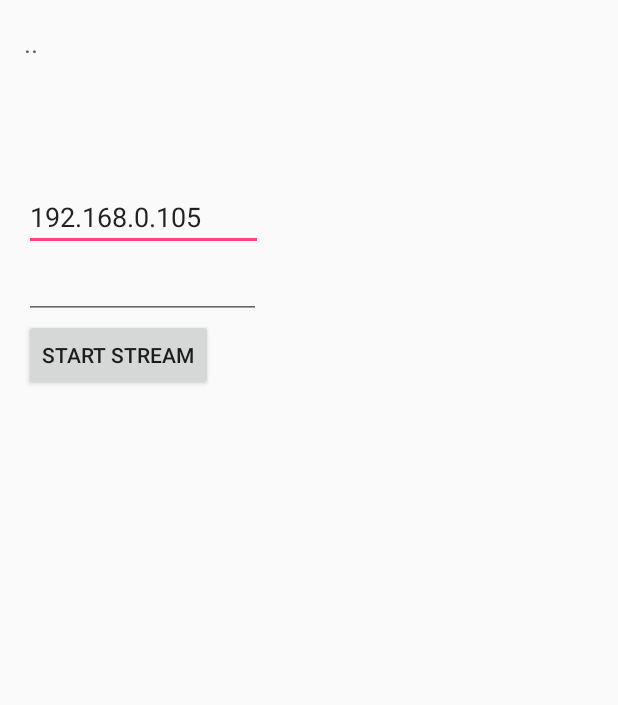
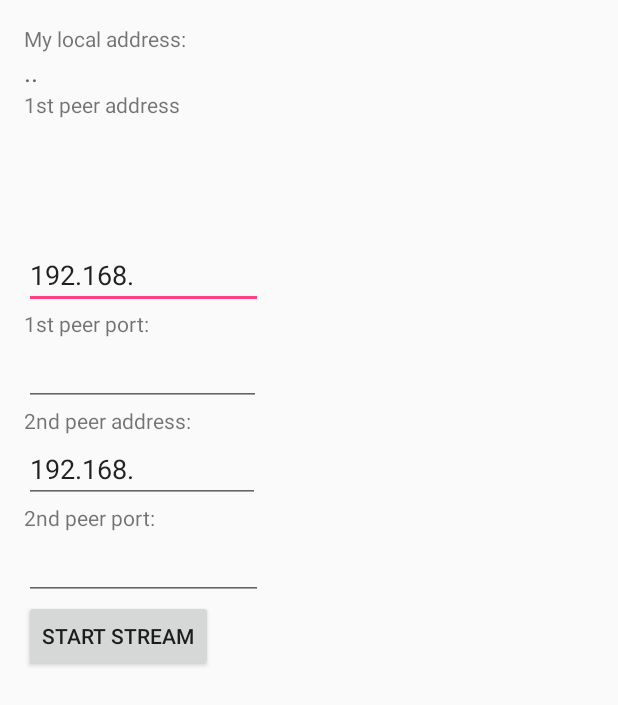
Before and after one commit to JovanRis/wifiRadio, an Android app: the screen it shows after launch (MainActivity), after a tap on "START STREAM", on a phone screen of 412 x 824 dp. Shown: the top 705 px of the screen. Run offline under Robolectric (Android 15) with nearby library versions, the phone set to English and light mode, and no system bars; libraries missing offline, so code that uses them is left out: android.net.rtp; 11 statements that could not run were skipped.

Commit message:
added second peer

```diff
--- a/app/src/main/java/com/example/jovan/audiogrouptest/MainActivity.java
+++ b/app/src/main/java/com/example/jovan/audiogrouptest/MainActivity.java
@@ -51,7 +51,10 @@ public class MainActivity extends Activity {
         final TextView localIP = (TextView) findViewById(R.id.txtView_LocalAddress);
         final EditText destAddress = (EditText) findViewById(R.id.txtEdit_destinationAddress);
         final EditText destPort = (EditText) findViewById(R.id.editText_destinationPort);
-        destAddress.setText("192.168.0.105");
+        final EditText destAddress2 = (EditText) findViewById(R.id.txtEdit_destAddress2);
+        final EditText destPort2 = (EditText) findViewById(R.id.txtEdit_destPort2);
+        destAddress.setText("192.168.");
+        destAddress2.setText("192.168.");
         String viewstring = "";
         for(int i=0;i<2;i++){
             viewstring += 256+adresa[i];
@@ -80,9 +83,25 @@ public class MainActivity extends Activity {
                     byteAddress[i] = (byte) Integer.parseInt(parts[i]);
                 }
                 int port = Integer.parseInt(destPort.getText().toString());
-                startStream(byteAddress,port);
-                byte[] testaddr = new byte[]{(byte)192, (byte)168, (byte)0, (byte)105 };
-                startStream(testaddr,22222);
+
+                int port2 =0;
+                byte[] byteAddress2 = new byte[4];
+                try {
+
+                String address2 = destAddress2.getText().toString();
+                String[] parts2 = address2.split("\\.");
+                byteAddress2 = new byte[4];
+                for(int i=0;i<parts2.length;i++){
+                    byteAddress2[i] = (byte) Integer.parseInt(parts2[i]);
+                }
+
+
+                    port2 = Integer.parseInt(destPort2.getText().toString());
+                }
+                catch (Exception e){
+                    Log.e("----------------------", e.toString());
+                }
+                startStream(byteAddress,port,byteAddress2,port2);
 
             }
         });
@@ -91,7 +110,7 @@ public class MainActivity extends Activity {
 
     }
 
-    public void startStream(byte[] destinationAddress,int destinationPort){
+    public void startStream(byte[] destinationAddress,int destinationPort,byte[] destinationAddress2,int destinationPort2){
         try {
             AudioManager audio =  (AudioManager) getSystemService(Context.AUDIO_SERVICE);
             audio.setMode(AudioManager.MODE_IN_COMMUNICATION);
@@ -104,11 +123,16 @@ public class MainActivity extends Activity {
             audioStream.associate(InetAddress.getByAddress(new byte[]{destinationAddress[0], destinationAddress[1], destinationAddress[2], destinationAddress[3]}), destinationPort);
             audioStream.join(audioGroup);
 
-            /*audioStream2.setCodec(AudioCodec.PCMU);
-            audioStream2.setMode(RtpStream.MODE_NORMAL);
-            //set receiver(vlc player) machine ip address(please update with your machine ip)
-            audioStream2.associate(InetAddress.getByAddress(new byte[]{(byte)192, (byte)168, (byte)0, (byte)105 }), 22222);
-            audioStream2.join(audioGroup);*/
+            if(destinationPort2 != 0)
+            {
+                audioStream2.setCodec(AudioCodec.PCMU);
+                audioStream2.setMode(RtpStream.MODE_NORMAL);
+                //set receiver(vlc player) machine ip address(please update with your machine ip)
+                audioStream2.associate(InetAddress.getByAddress(new byte[]{destinationAddress2[0], destinationAddress2[1], destinationAddress2[2], destinationAddress2[3]}), destinationPort2);
+                audioStream2.join(audioGroup);
+            }
+
+
 
 
 
--- a/app/src/main/res/layout/activity_main.xml
+++ b/app/src/main/res/layout/activity_main.xml
@@ -6,8 +6,15 @@
     android:paddingRight="@dimen/activity_horizontal_margin"
     android:paddingTop="@dimen/activity_vertical_margin"
     android:paddingBottom="@dimen/activity_vertical_margin" tools:context=".MainActivity"
-    android:id="@+id/myLinearLayout">
+    android:id="@+id/myLinearLayout"
+    android:weightSum="1">
 
+
+    <TextView
+        android:layout_width="wrap_content"
+        android:layout_height="wrap_content"
+        android:text="My local address:"
+        android:id="@+id/textView5" />
 
     <TextView
         android:layout_width="wrap_content"
@@ -21,6 +28,12 @@
         android:layout_alignRight="@+id/txtEdit_destinationAddress"
         android:layout_alignEnd="@+id/txtEdit_destinationAddress" />
 
+    <TextView
+        android:layout_width="wrap_content"
+        android:layout_height="wrap_content"
+        android:text="1st peer address"
+        android:id="@+id/textView4" />
+
     <EditText
         android:layout_width="159dp"
         android:layout_height="wrap_content"
@@ -32,10 +45,38 @@
         android:layout_alignParentRight="true"
         android:layout_alignParentEnd="true" />
 
+    <TextView
+        android:layout_width="wrap_content"
+        android:layout_height="wrap_content"
+        android:text="1st peer port:"
+        android:id="@+id/textView3" />
+
     <EditText
         android:layout_width="158dp"
         android:layout_height="wrap_content"
         android:id="@+id/editText_destinationPort" />
+
+    <TextView
+        android:layout_width="wrap_content"
+        android:layout_height="wrap_content"
+        android:text="2nd peer address:"
+        android:id="@+id/textView" />
+
+    <EditText
+        android:layout_width="157dp"
+        android:layout_height="wrap_content"
+        android:id="@+id/txtEdit_destAddress2" />
+
+    <TextView
+        android:layout_width="wrap_content"
+        android:layout_height="wrap_content"
+        android:text="2nd peer port:"
+        android:id="@+id/textView2" />
+
+    <EditText
+        android:layout_width="159dp"
+        android:layout_height="wrap_content"
+        android:id="@+id/txtEdit_destPort2" />
 
     <Button
         style="?android:attr/buttonStyleSmall"
```
